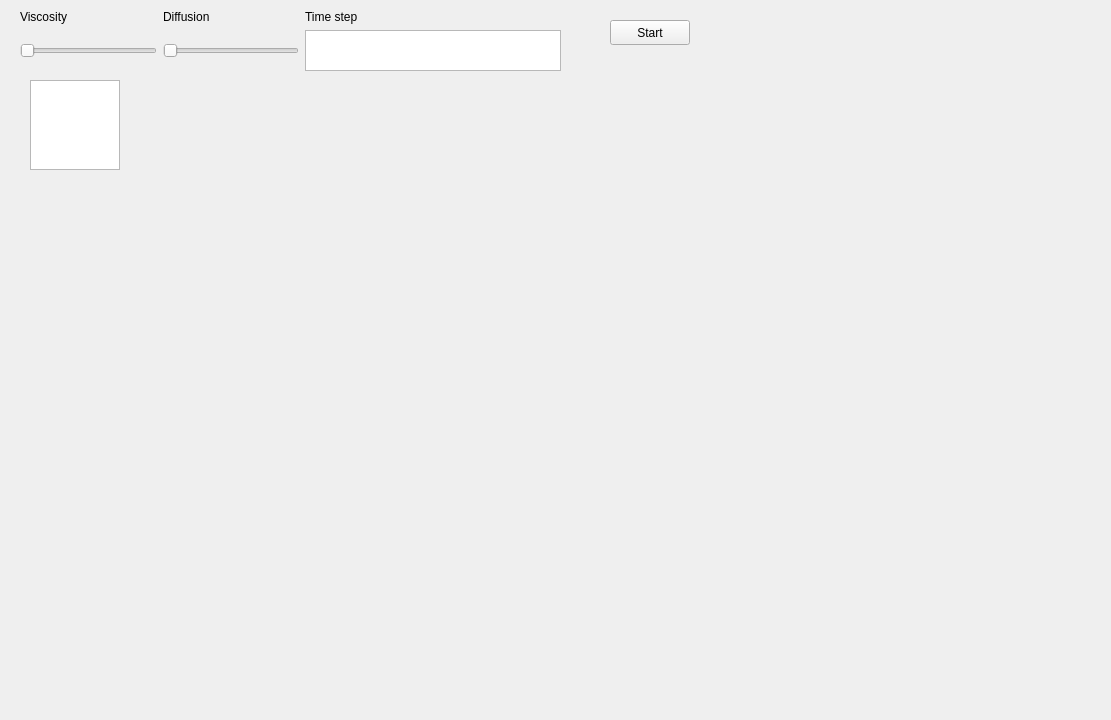
The window that GUI/FluidGUI/mainwindow.ui (greenhoody/Fluid-Simulation) describes before a commit, drawn with Qt 5.
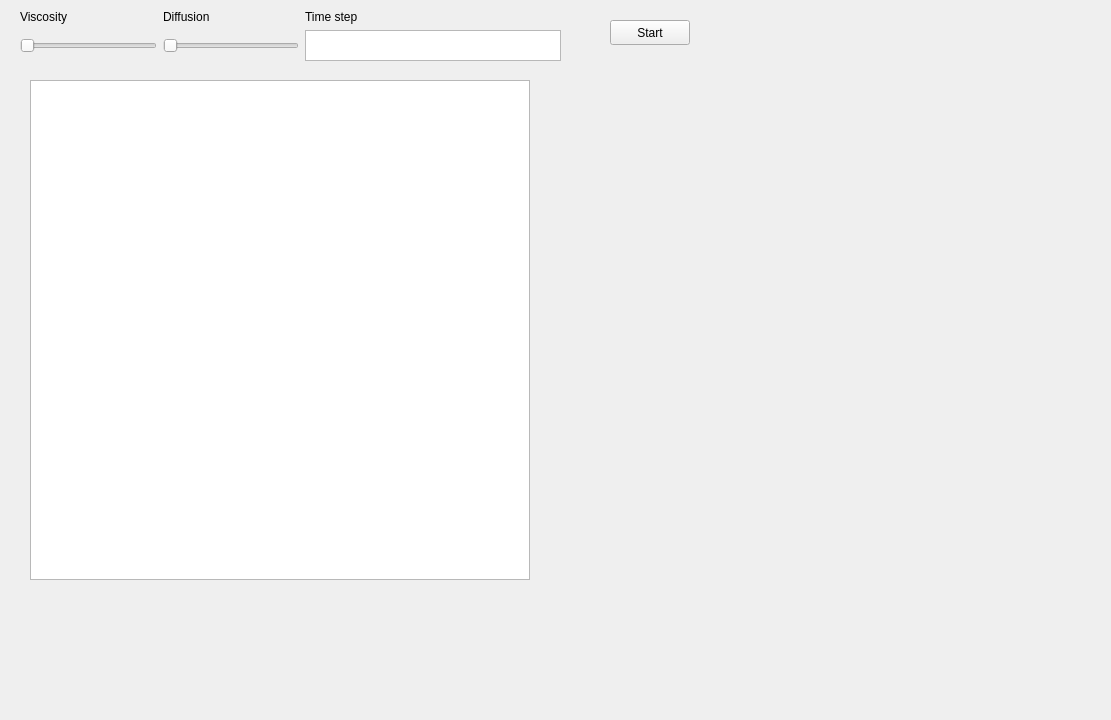
The same window after the commit. Custom widgets are drawn as their Qt base class.

```diff
--- a/GUI/FluidGUI/mainwindow.ui
+++ b/GUI/FluidGUI/mainwindow.ui
@@ -19,8 +19,8 @@
      <rect>
       <x>30</x>
       <y>80</y>
-      <width>90</width>
-      <height>90</height>
+      <width>500</width>
+      <height>500</height>
      </rect>
     </property>
     <property name="sizePolicy">
@@ -49,7 +49,7 @@
       <x>20</x>
       <y>10</y>
       <width>541</width>
-      <height>61</height>
+      <height>51</height>
      </rect>
     </property>
     <layout class="QGridLayout" name="gridLayout">
```
